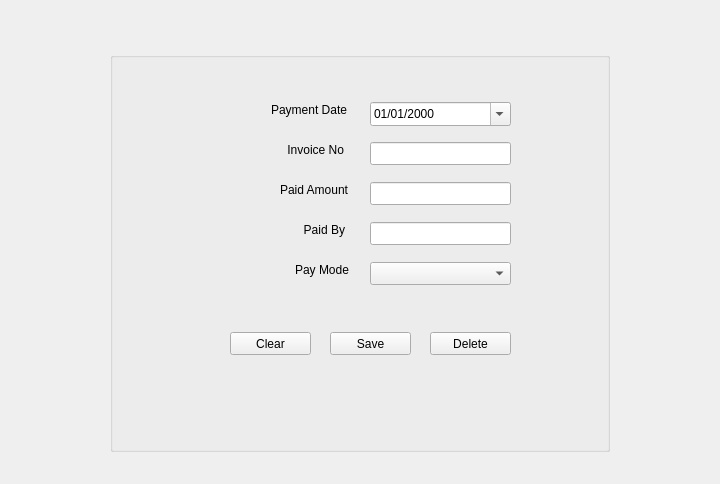
Before: the Qt Designer form src/transactionform.ui in thamizha/angadi, drawn with Qt 5.
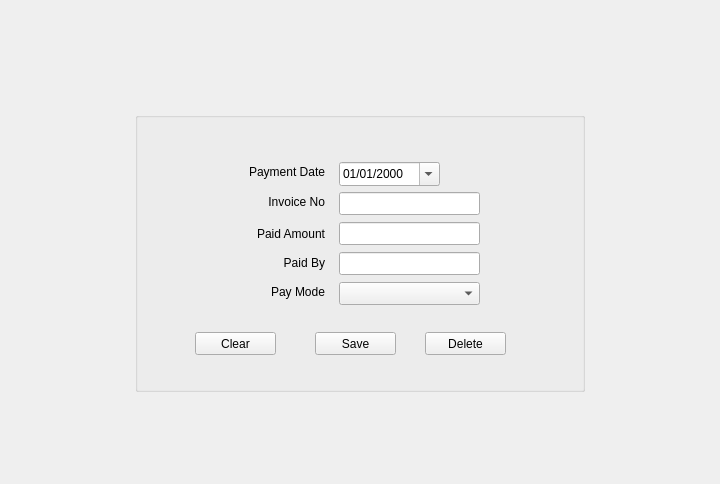
After: the same form once the commit is applied.

```diff
--- a/src/transactionform.ui
+++ b/src/transactionform.ui
@@ -55,8 +55,8 @@
         <widget class="QGroupBox" name="groupBox">
          <property name="minimumSize">
           <size>
-           <width>500</width>
-           <height>400</height>
+           <width>450</width>
+           <height>280</height>
           </size>
          </property>
          <property name="title">
@@ -65,8 +65,8 @@
          <widget class="QPushButton" name="pushButtonDelete">
           <property name="geometry">
            <rect>
-            <x>320</x>
-            <y>280</y>
+            <x>290</x>
+            <y>220</y>
             <width>81</width>
             <height>23</height>
            </rect>
@@ -78,9 +78,9 @@
          <widget class="QDateEdit" name="dateEditPaymentDate">
           <property name="geometry">
            <rect>
-            <x>260</x>
+            <x>204</x>
             <y>50</y>
-            <width>141</width>
+            <width>101</width>
             <height>24</height>
            </rect>
           </property>
@@ -94,8 +94,8 @@
          <widget class="QPushButton" name="pushButtonSave">
           <property name="geometry">
            <rect>
-            <x>220</x>
-            <y>280</y>
+            <x>180</x>
+            <y>220</y>
             <width>81</width>
             <height>23</height>
            </rect>
@@ -107,10 +107,10 @@
          <widget class="QLabel" name="label_6">
           <property name="geometry">
            <rect>
-            <x>150</x>
+            <x>60</x>
             <y>50</y>
-            <width>87</width>
-            <height>16</height>
+            <width>130</width>
+            <height>20</height>
            </rect>
           </property>
           <property name="text">
@@ -123,8 +123,8 @@
          <widget class="QLineEdit" name="lineEditPaidAmount">
           <property name="geometry">
            <rect>
-            <x>260</x>
-            <y>130</y>
+            <x>204</x>
+            <y>110</y>
             <width>141</width>
             <height>23</height>
            </rect>
@@ -133,8 +133,8 @@
          <widget class="QPushButton" name="pushButtonCancel">
           <property name="geometry">
            <rect>
-            <x>120</x>
-            <y>280</y>
+            <x>60</x>
+            <y>220</y>
             <width>81</width>
             <height>23</height>
            </rect>
@@ -146,8 +146,8 @@
          <widget class="QComboBox" name="comboBoxPayMode">
           <property name="geometry">
            <rect>
-            <x>260</x>
-            <y>210</y>
+            <x>204</x>
+            <y>170</y>
             <width>141</width>
             <height>23</height>
            </rect>
@@ -156,10 +156,10 @@
          <widget class="QLabel" name="label_3">
           <property name="geometry">
            <rect>
-            <x>160</x>
-            <y>130</y>
-            <width>78</width>
-            <height>16</height>
+            <x>60</x>
+            <y>112</y>
+            <width>130</width>
+            <height>20</height>
            </rect>
           </property>
           <property name="text">
@@ -172,10 +172,10 @@
          <widget class="QLabel" name="label_5">
           <property name="geometry">
            <rect>
-            <x>180</x>
-            <y>210</y>
-            <width>59</width>
-            <height>16</height>
+            <x>60</x>
+            <y>170</y>
+            <width>130</width>
+            <height>20</height>
            </rect>
           </property>
           <property name="text">
@@ -188,10 +188,10 @@
          <widget class="QLabel" name="label_4">
           <property name="geometry">
            <rect>
-            <x>190</x>
-            <y>170</y>
-            <width>45</width>
-            <height>16</height>
+            <x>60</x>
+            <y>141</y>
+            <width>130</width>
+            <height>20</height>
            </rect>
           </property>
           <property name="text">
@@ -204,8 +204,8 @@
          <widget class="QLineEdit" name="lineEditPaidBy">
           <property name="geometry">
            <rect>
-            <x>260</x>
-            <y>170</y>
+            <x>204</x>
+            <y>140</y>
             <width>141</width>
             <height>23</height>
            </rect>
@@ -214,10 +214,10 @@
          <widget class="QLabel" name="label">
           <property name="geometry">
            <rect>
-            <x>170</x>
-            <y>90</y>
-            <width>64</width>
-            <height>16</height>
+            <x>60</x>
+            <y>80</y>
+            <width>130</width>
+            <height>20</height>
            </rect>
           </property>
           <property name="text">
@@ -230,8 +230,8 @@
          <widget class="QLineEdit" name="lineEditInvoiceNo">
           <property name="geometry">
            <rect>
-            <x>260</x>
-            <y>90</y>
+            <x>204</x>
+            <y>80</y>
             <width>141</width>
             <height>23</height>
            </rect>
```
Left out of the diff: 10 changed lines with no effect on the pictures.
